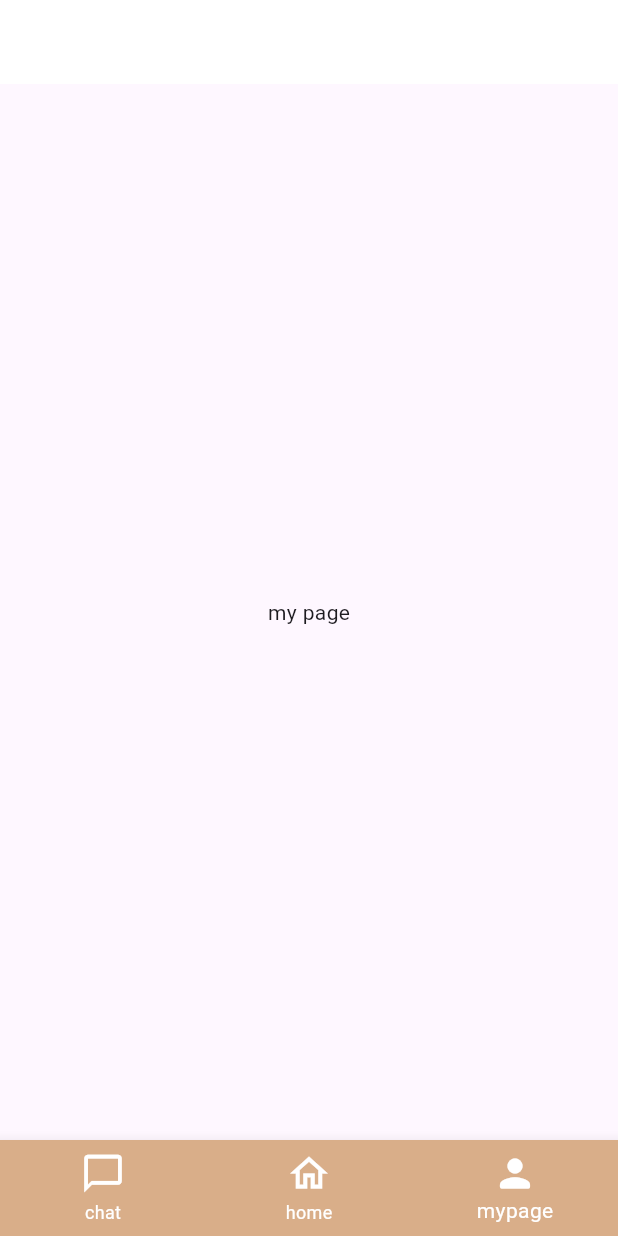
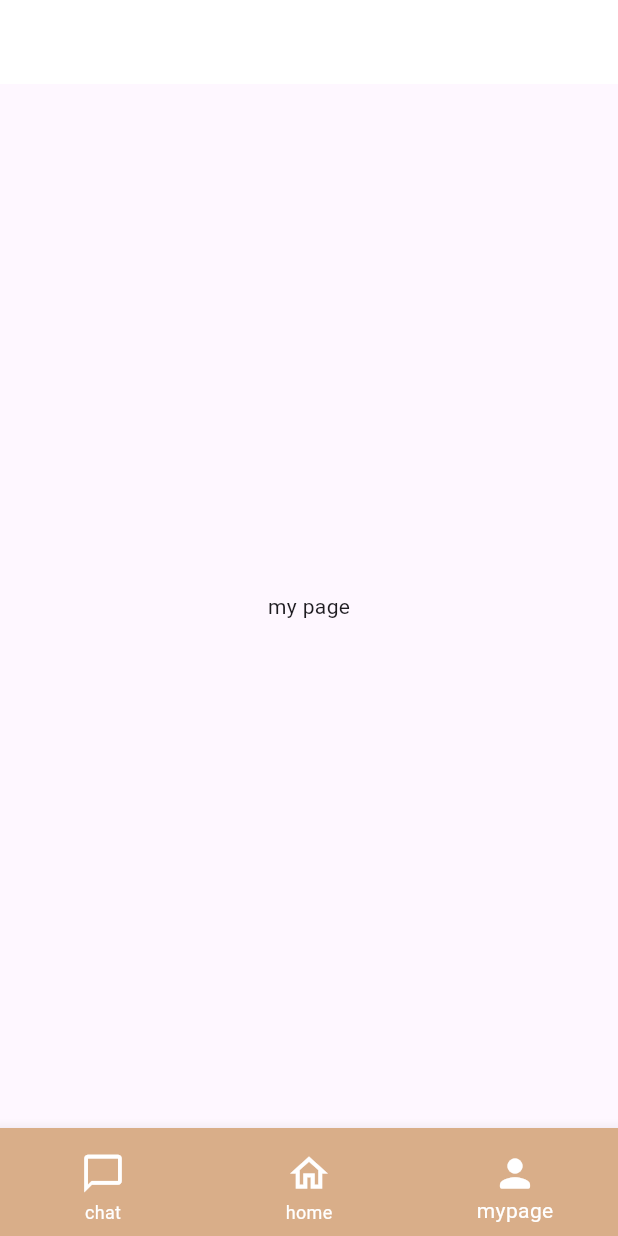
Before and after one commit to Inthon-6team/inthon-6team.github.io, a Flutter app: the screen it shows after launch, item 3 of the bottom bar chosen, on a phone screen of 412 x 824 dp. Run offline on Flutter 3.47's test engine with Material 2 defaults, Android fonts, the phone set to English and light mode, and no system bars; our stand-ins replace flutter_svg, get; Roboto replaces fonts that are missing (SUITE).

Commit message:
여백추가 및 첫화면 고정

```diff
--- a/lib/app.dart
+++ b/lib/app.dart
@@ -12,7 +12,7 @@ class App extends StatefulWidget {
 }
 
 class _AppState extends State<App> {
-  int _selectedIndex = 0;
+  int _selectedIndex = 1;
   @override
   void initState() {
     super.initState();
@@ -40,22 +40,41 @@ class _AppState extends State<App> {
           child: BottomNavigationBar(
             items: const <BottomNavigationBarItem>[
               BottomNavigationBarItem(
-                icon: Icon(Icons.chat_bubble_outline_outlined,
-                    color: Colors.white, size: 30),
-                activeIcon: Icon(Icons.chat_bubble_rounded,
-                    color: Colors.white, size: 30),
+                icon: Padding(
+                  padding: EdgeInsets.fromLTRB(0, 8, 0, 0),
+                  child: Icon(Icons.chat_bubble_outline_outlined,
+                      color: Colors.white, size: 30),
+                ),
+                activeIcon: Padding(
+                  padding: EdgeInsets.fromLTRB(0, 8, 0, 0),
+                  child: Icon(Icons.chat_bubble_rounded,
+                      color: Colors.white, size: 30),
+                ),
                 label: "chat",
               ),
               BottomNavigationBarItem(
-                icon: Icon(Icons.home_outlined, color: Colors.white, size: 30),
-                activeIcon:
-                    Icon(Icons.home_filled, color: Colors.white, size: 30),
+                icon: Padding(
+                  padding: EdgeInsets.fromLTRB(0, 8, 0, 0),
+                  child:
+                      Icon(Icons.home_outlined, color: Colors.white, size: 30),
+                ),
+                activeIcon: Padding(
+                  padding: EdgeInsets.fromLTRB(0, 8, 0, 0),
+                  child: Icon(Icons.home_filled, color: Colors.white, size: 30),
+                ),
                 label: "home",
               ),
               BottomNavigationBarItem(
-                icon: Icon(Icons.person_outline, color: Colors.white, size: 30),
-                activeIcon:
-                    Icon(Icons.person_rounded, color: Colors.white, size: 30),
+                icon: Padding(
+                  padding: EdgeInsets.fromLTRB(0, 8, 0, 0),
+                  child:
+                      Icon(Icons.person_outline, color: Colors.white, size: 30),
+                ),
+                activeIcon: Padding(
+                  padding: EdgeInsets.fromLTRB(0, 8, 0, 0),
+                  child:
+                      Icon(Icons.person_rounded, color: Colors.white, size: 30),
+                ),
                 label: "mypage",
               ),
             ],
```
